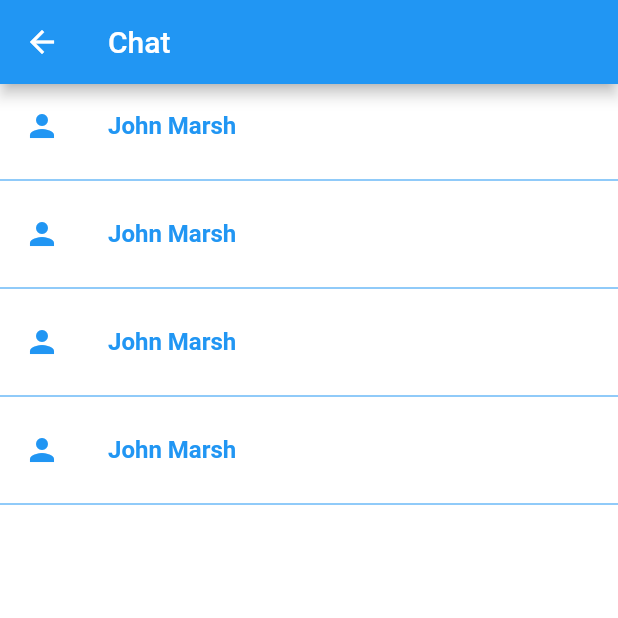
After one commit to shadsheikh/JobIn, a Flutter app: the ContactUs screen opened directly, after a tap on the "chat" icon, on a phone screen of 412 x 824 dp, the top half of it. The commit adds this screen. Run offline on Flutter 3.47's test engine with Material 2 defaults, Android fonts, the phone set to English and light mode, and no system bars; our stand-ins replace badges, cloud_firestore, connectivity, firebase_auth, firebase_core, font_awesome_flutter; missing offline and left inert: flappy_search_bar; accounts and stored records are empty.

Commit message:
Chat App

```diff
--- /dev/null
+++ b/lib/chat.dart
@@ -0,0 +1,61 @@
+import 'package:dsc_jobin/chatUser.dart';
+import 'package:dsc_jobin/p2_options.dart';
+import 'package:flutter/material.dart';
+
+class ChatScreen extends StatefulWidget {
+  @override
+  _ChatScreenState createState() => _ChatScreenState();
+}
+
+class _ChatScreenState extends State<ChatScreen> {
+  var _blue = Colors.blue;
+  var _white = Colors.white;
+  @override
+  Widget build(BuildContext context) {
+    return Scaffold(
+      backgroundColor: _white,
+      appBar: AppBar(
+          title: Text(
+        "Chat",
+      )),
+      body: SingleChildScrollView(
+        child: Column(
+          children: [
+            column("John Marsh"),
+            column("John Marsh"),
+            column("John Marsh"),
+            column("John Marsh"),
+          ],
+        ),
+      ),
+    );
+  }
+
+  Column column(String name) {
+    return Column(
+      children: [
+        ListTile(
+          leading: Icon(
+            Icons.person,
+            color: _blue,
+          ),
+          title: Text(
+            '$name',
+            style: TextStyle(color: _blue, fontWeight: FontWeight.bold),
+          ),
+          tileColor: _white,
+          onTap: () {
+            Navigator.push(
+                context,
+                MaterialPageRoute(
+                  builder: (context) => ChatUser(),
+                ));
+          },
+        ),
+        Divider(
+          color: _blue,
+        ),
+      ],
+    );
+  }
+}
--- a/lib/p6_Employer_chat_icon.dart
+++ b/lib/p6_Employer_chat_icon.dart
@@ -1,3 +1,4 @@
+import 'package:dsc_jobin/chat.dart';
 import 'package:flutter/material.dart';
 import 'package:badges/badges.dart';
 class Chat extends StatefulWidget {
@@ -18,7 +19,13 @@ class _ChatState extends State<Chat> {
             ),
             child: IconButton(
               icon: Icon(Icons.chat),
-              onPressed: () {},
+              onPressed: () {
+                 Navigator.push(
+              context,
+              MaterialPageRoute(
+                builder: (context) => ChatScreen(),
+              ));
+              },
               tooltip: 'Chat',
             ),
           );
```
Also changed, not shown: lib/chatUser.dart (added, +62 -0 lines), lib/p6_Employer_drawer.dart (+0 -12 lines), pubspec.yaml (+5 -5 lines), pubspec.lock, 1 other file.
